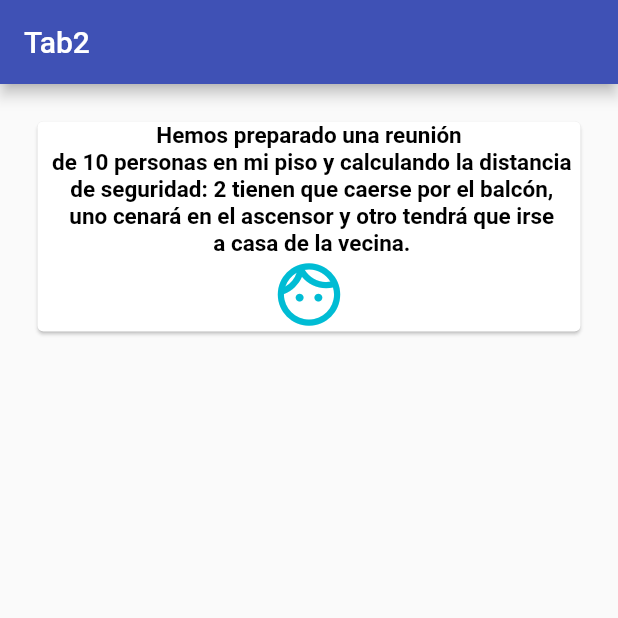
After one commit to JeanJaramillo/drawer_ejemplo, a Flutter app: the Chefs screen opened directly, on a phone screen of 412 x 824 dp, the top half of it. The commit adds this screen. Run offline on Flutter 3.47's test engine with Material 2 defaults, Android fonts, the phone set to English and light mode, and no system bars.

Commit message:
diego go

```diff
--- /dev/null
+++ b/lib/pages/tappages/chefs.dart
@@ -0,0 +1,53 @@
+import 'package:flutter/material.dart';
+
+class Chefs extends StatelessWidget {
+  @override
+  Widget build(BuildContext context) {
+    return Scaffold(
+      appBar: AppBar(
+        title: const Text("Tab2"),
+      ),
+      body: Center(
+        child: Column(
+          crossAxisAlignment: CrossAxisAlignment.stretch,
+          children: <Widget>[
+            MyCard(
+                title: const Text(
+                    'Hemos preparado una reunión \n de 10 personas en mi piso y calculando la distancia \n de seguridad: 2 tienen que caerse por el balcón, \n uno cenará en el ascensor y otro tendrá que irse \n a casa de la vecina.',
+                    textAlign: TextAlign.center,
+                    overflow: TextOverflow.ellipsis,
+                    style: TextStyle(
+                        fontWeight: FontWeight.bold,
+                        color: Colors.black,
+                        fontSize: 15)),
+                icon: const Icon(
+                  Icons.face_outlined,
+                  size: 50,
+                  color: Colors.cyan,
+                )),
+          ],
+        ),
+      ),
+    );
+  }
+}
+
+class MyCard extends StatelessWidget {
+  final Widget title;
+  final Widget icon;
+
+  MyCard({required this.title, required this.icon});
+
+  @override
+  Widget build(BuildContext context) {
+    return Container(
+      padding: const EdgeInsets.only(bottom: 3.0),
+      child: Card(
+        margin: const EdgeInsets.all(25),
+        child: Column(
+          children: <Widget>[title, icon],
+        ),
+      ),
+    );
+  }
+}
```
Also changed, not shown: lib/main.dart (+13 -2 lines), lib/pages/Battery.dart (+14 -28 lines), lib/pages/Tapbar.dart (added, +58 -0 lines), lib/pages/tappages/plato.dart (added, +53 -0 lines).
